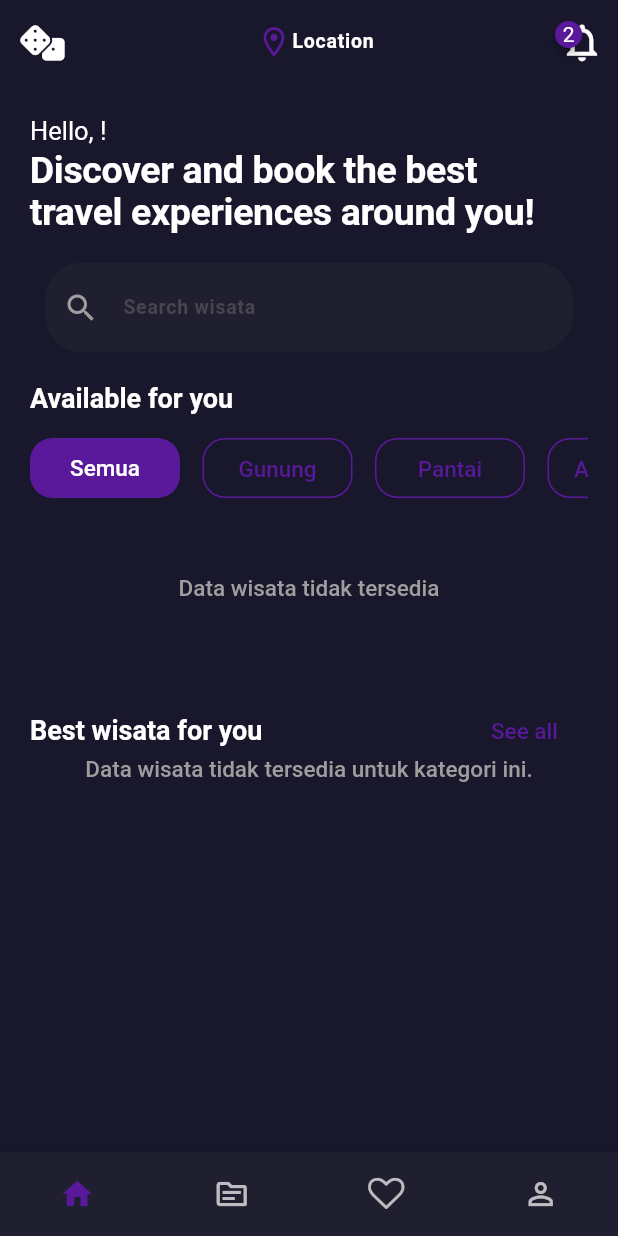
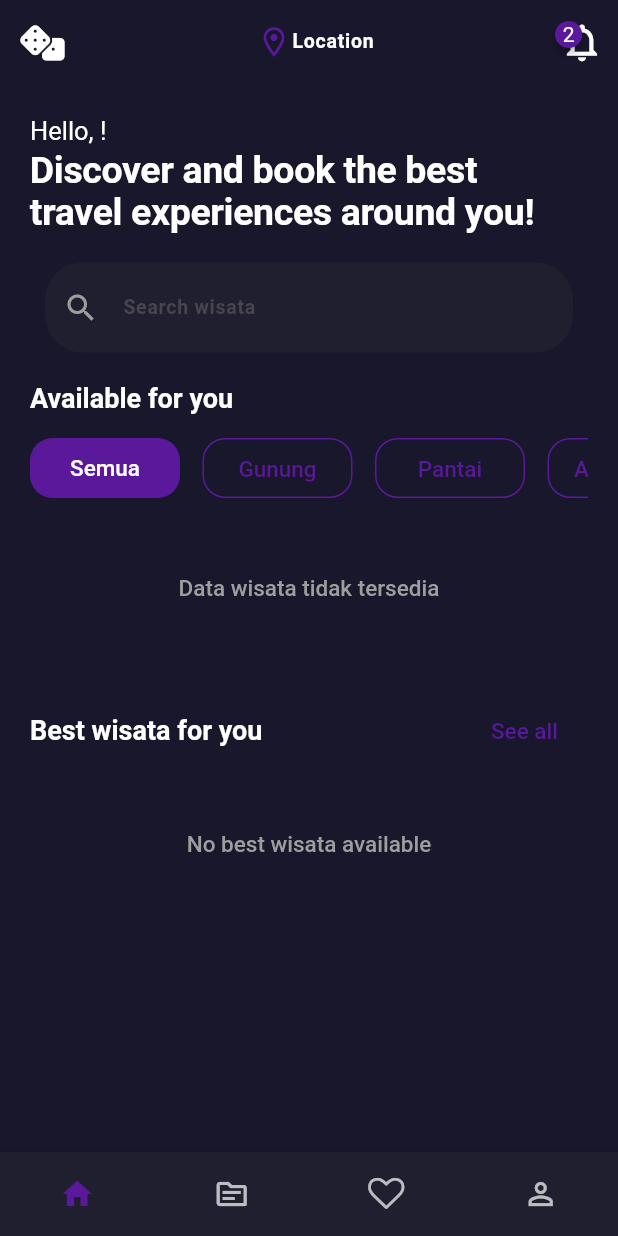
Before and after one commit to abdfqh27/Travelnest, a Flutter app: the screen it shows after launch, after a tap on "LOGIN", on a phone screen of 412 x 824 dp. Run offline on Flutter 3.47's test engine with Material 3 defaults, Android fonts, the light colour scheme and no system bars; drawn by our look-alikes of badges; our stand-ins replace animated_splash_screen, cloud_firestore, equatable, firebase_auth, firebase_core, firebase_storage and 7 more; accounts and stored records are empty; network calls fail.

Commit message:
Menambahkan lokasi untuk form wisata

```diff
--- a/lib/src/business_logic/provider/wisata/wisata_provider.dart
+++ b/lib/src/business_logic/provider/wisata/wisata_provider.dart
@@ -53,6 +53,32 @@ class WisataProvider with ChangeNotifier {
     return snapshot.docs.map((doc) => Wisata.fromFirestore(doc)).toList();
   });
 }
+
+// Fungsi untuk mendapatkan 5 wisata terbaru berdasarkan timestamp
+Stream<List<Wisata>> get bestWisataStream {
+  return _firestore
+      .collection('wisata')
+      .orderBy('timestamp', descending: true) // Urutkan berdasarkan timestamp
+      .limit(5) // Ambil hanya 5 data terakhir
+      .snapshots()
+      .map((snapshot) {
+    // Debugging: Print jumlah dokumen yang diambil
+    print("Debug: Received ${snapshot.docs.length} documents from Firestore.");
+    List<Wisata> bestWisataList = snapshot.docs.map((doc) {
+      // Debugging: Print nama setiap wisata yang diambil
+      final wisata = Wisata.fromFirestore(doc);
+      print("Debug: Wisata - Name: ${wisata.name}, Timestamp: ${wisata.timestamp.toDate()}");
+      return wisata;
+    }).toList();
+
+    // Debugging: Print seluruh daftar wisata terbaik
+    print("Debug: Complete Best Wisata List: ${bestWisataList.map((w) => w.name).toList()}");
+    return bestWisataList;
+  });
+}
+
+
+
 
 
   // Metode untuk mengambil data wisata dari Firestore
@@ -143,7 +169,7 @@ void resetFavorites() {
   }
 
     // Tambahkan wisata ke Firestore dengan URL gambar dari Firebase Storage
-  final newWisata = wisata.copyWith(image: mainImageUrl, carouselImages: carouselImageUrls);
+  final newWisata = wisata.copyWith(image: mainImageUrl, carouselImages: carouselImageUrls, timestamp: Timestamp.now(),);
   final docRef = await _firestore.collection('wisata').add(newWisata.toMap());
   //update state wisata provider
     _state = _state.copyWith(
--- a/lib/src/data/model/wisata.dart
+++ b/lib/src/data/model/wisata.dart
@@ -14,6 +14,8 @@ class Wisata extends Equatable {
   final int quantity;
   final bool isFavorite;
   final String description;
+  final String location; // Lokasi wisata
+  final Timestamp timestamp; // Waktu penambahan atau pembaruan
   final double score;
   final WisataType type;
   final int voter;
@@ -29,6 +31,8 @@ class Wisata extends Equatable {
     this.quantity = 1,
     this.isFavorite = false,
     required this.description,
+    required this.location,
+    required this.timestamp,
     required this.score,
     required this.type,
     required this.voter,
@@ -45,6 +49,8 @@ class Wisata extends Equatable {
       'quantity': quantity,
       'isFavorite': isFavorite,
       'description': description,
+      'location': location,
+      'timestamp': timestamp,
       'score': score,
       'type': type.toString().split('.').last, // Simpan type sebagai String
       'voter': voter,
@@ -67,6 +73,8 @@ class Wisata extends Equatable {
       quantity: data['quantity'] ?? 1,
       isFavorite: data['isFavorite'] ?? false,
       description: data['description'],
+      location: data['location'] ?? '',
+      timestamp: data['timestamp'] ?? Timestamp.now(),
       // Konversi skor ke double jika diperlukan
       score: (data['score'] is int)
           ? (data['score'] as int).toDouble()
@@ -87,6 +95,8 @@ class Wisata extends Equatable {
         quantity,
         isFavorite,
         description,
+        location,
+        timestamp,
         score,
         type,
         voter,
@@ -103,6 +113,8 @@ class Wisata extends Equatable {
     int? quantity,
     bool? isFavorite,
     String? description,
+    String? location,
+    Timestamp? timestamp,
     double? score,
     WisataType? type,
     int? voter,
@@ -117,6 +129,8 @@ class Wisata extends Equatable {
       quantity: quantity ?? this.quantity,
       isFavorite: isFavorite ?? this.isFavorite,
       description: description ?? this.description,
+      location: location ?? this.location, // Perbarui location
+      timestamp: timestamp ?? this.timestamp, // Perbarui timestamp
       score: score ?? this.score,
       type: type ?? this.type,
       voter: voter ?? this.voter,
--- a/lib/src/presentation/screen/customer/wisata_list_customer_screen.dart
+++ b/lib/src/presentation/screen/customer/wisata_list_customer_screen.dart
@@ -61,9 +61,18 @@ class WisataListCustomerScreen extends StatelessWidget {
 
   @override
   Widget build(BuildContext context) {
-    final List<Wisata> filteredWisata = context.watch<CategoryProvider>().filteredWisataList;
-    final List<WisataCategory> categories = context.watch<CategoryProvider>().categories;
-    final List<Wisata> bestWisata = context.watch<WisataProvider>().state.wisataList;
+    final List<Wisata> filteredWisata =
+        context.watch<CategoryProvider>().filteredWisataList;
+    final List<WisataCategory> categories =
+        context.watch<CategoryProvider>().categories;
+    // final List<Wisata> bestWisata =
+    //     context.read<WisataProvider>().getNewestWisata();
+
+    // Debugging: Pastikan data terbaru terpanggil
+    // print("Best Wisata List:");
+    // for (var wisata in bestWisata) {
+    //   print("Name: ${wisata.name}, Timestamp: ${wisata.timestamp.toDate()}");
+    // }
 
     final authProvider = Provider.of<AuthProvider>(context);
     final user = authProvider.user;
@@ -103,21 +112,29 @@ class WisataListCustomerScreen extends StatelessWidget {
                     itemBuilder: (_, index) {
                       WisataCategory category = categories[index];
                       return GestureDetector(
-                        onTap: () => context.read<CategoryProvider>().filterItemByCategory(category),
+                        onTap: () => context
+                            .read<CategoryProvider>()
+                            .filterItemByCategory(category),
                         child: Container(
                           width: 100,
                           alignment: Alignment.center,
                           padding: const EdgeInsets.all(10),
                           decoration: BoxDecoration(
-                            color: category.isSelected ? LightThemeColor.accent : Colors.transparent,
-                            borderRadius: const BorderRadius.all(Radius.circular(15)),
+                            color: category.isSelected
+                                ? LightThemeColor.accent
+                                : Colors.transparent,
+                            borderRadius:
+                                const BorderRadius.all(Radius.circular(15)),
                             border: category.isSelected
                                 ? null
                                 : Border.all(color: LightThemeColor.accent),
                           ),
                           child: Text(
                             category.type.name.toCapital,
-                            style: Theme.of(context).textTheme.headlineMedium?.copyWith(
+                            style: Theme.of(context)
+                                .textTheme
+                                .headlineMedium
+                                ?.copyWith(
                                   color: category.isSelected
                                       ? Colors.white
                                       : LightThemeColor.accent,
@@ -126,7 +143,8 @@ class WisataListCustomerScreen extends StatelessWidget {
                         ),
                       );
                     },
-                    separatorBuilder: (_, __) => const Padding(padding: EdgeInsets.only(right: 15)),
+                    separatorBuilder: (_, __) =>
+                        const Padding(padding: EdgeInsets.only(right: 15)),
                   ),
                 ),
               ),
@@ -137,7 +155,10 @@ class WisataListCustomerScreen extends StatelessWidget {
                       child: Center(
                         child: Text(
                           "Data wisata tidak tersedia",
-                          style: Theme.of(context).textTheme.headlineMedium?.copyWith(
+                          style: Theme.of(context)
+                              .textTheme
+                              .headlineMedium
+                              ?.copyWith(
                                 color: Colors.grey,
                               ),
                         ),
@@ -161,7 +182,10 @@ class WisataListCustomerScreen extends StatelessWidget {
                       padding: const EdgeInsets.only(right: 20),
                       child: Text(
                         "See all",
-                        style: Theme.of(context).textTheme.headlineMedium?.copyWith(
+                        style: Theme.of(context)
+                            .textTheme
+                            .headlineMedium
+                            ?.copyWith(
                               color: LightThemeColor.accent,
                             ),
                       ),
@@ -169,9 +193,46 @@ class WisataListCustomerScreen extends StatelessWidget {
                   ],
                 ),
               ),
-              WisataListView(
-                wisatas: bestWisata,
-                isAdmin: false,
+              // Gunakan StreamBuilder untuk Best Wisata
+              StreamBuilder<List<Wisata>>(
+                stream: context.read<WisataProvider>().bestWisataStream,
+                builder: (context, snapshot) {
+                  if (snapshot.connectionState == ConnectionState.waiting) {
+                    return const Center(
+                      child: CircularProgressIndicator(),
+                    );
+                  }
+                  if (snapshot.hasError) {
+                    return Center(
+                      child: Text(
+                        "Failed to load best wisata!",
+                        style: Theme.of(context)
+                            .textTheme
+                            .headlineMedium
+                            ?.copyWith(color: Colors.red),
+                      ),
+                    );
+                  }
+                  final bestWisata = snapshot.data ?? [];
+                  if (bestWisata.isEmpty) {
+                    return Padding(
+                      padding: const EdgeInsets.symmetric(vertical: 50),
+                      child: Center(
+                        child: Text(
+                          "No best wisata available",
+                          style: Theme.of(context)
+                              .textTheme
+                              .headlineMedium
+                              ?.copyWith(color: Colors.grey),
+                        ),
+                      ),
+                    );
+                  }
+                  return WisataListView(
+                    wisatas: bestWisata,
+                    isAdmin: false,
+                  );
+                },
               ),
             ],
           ),
```
Also changed, not shown: lib/src/presentation/screen/admin/edit_wisata_screen.dart (+15 -0 lines), lib/src/presentation/screen/admin/tambah_wisata_screen.dart (+20 -0 lines), lib/src/presentation/screen/customer/wisata_detail_screen_customer.dart (+35 -9 lines).
